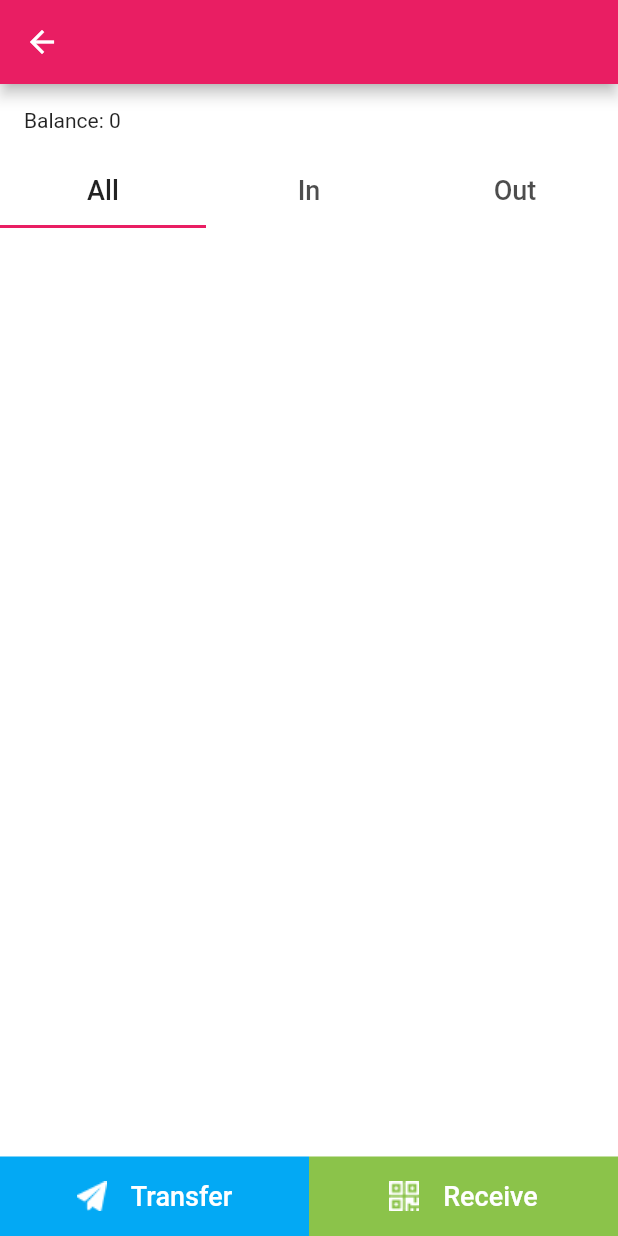
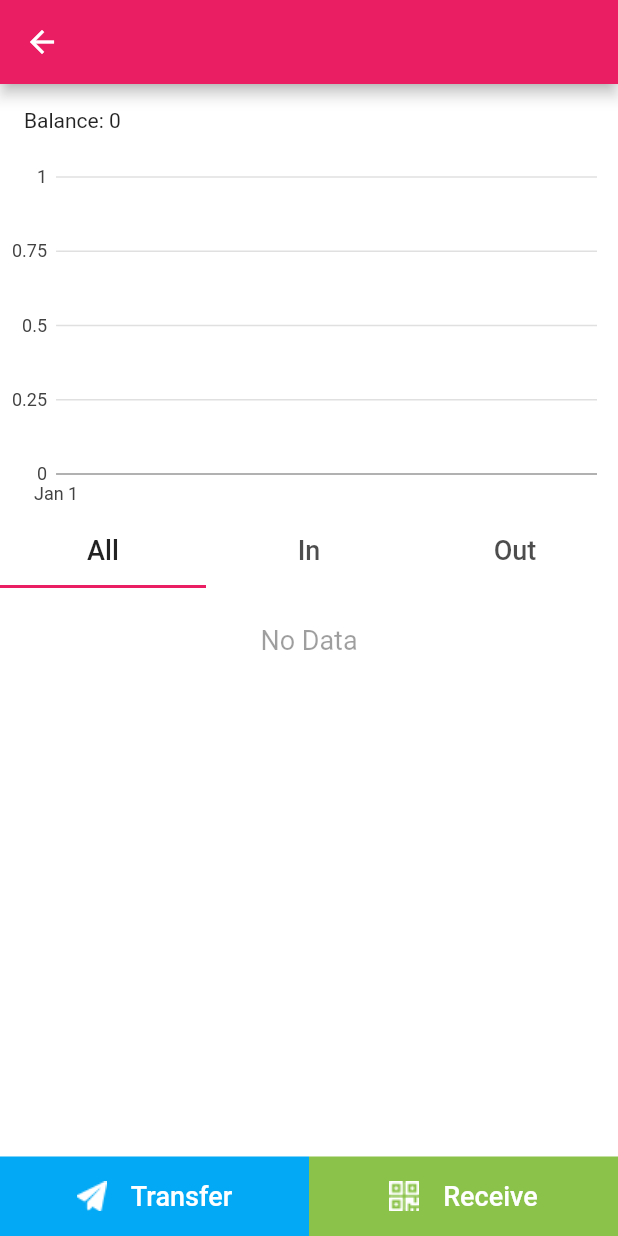
Before and after one commit to polkawallet-io/polkawallet-flutter, a Flutter app: the AssetPage screen opened by its route, on a phone screen of 412 x 824 dp. Run offline on Flutter 3.47's test engine with Material 2 defaults, Android fonts, the phone set to English and light mode, and no system bars; our stand-ins replace charts_flutter, flutter_mobx, mobx, package_info, permission_handler, qr_flutter and 1 more; missing offline and left inert: flutter_qr_reader, flutter_webview_plugin; accounts and stored records are empty; generated files the repository leaves out were written again.

Commit message:
add balance history chart

```diff
--- a/lib/page/assets/secondary/asset/asset.dart
+++ b/lib/page/assets/secondary/asset/asset.dart
@@ -1,6 +1,7 @@
 import 'package:flutter/cupertino.dart';
 import 'package:flutter/material.dart';
 import 'package:flutter_mobx/flutter_mobx.dart';
+import 'package:polka_wallet/page/assets/secondary/asset/assetChart.dart';
 import 'package:polka_wallet/store/account.dart';
 import 'package:polka_wallet/store/assets.dart';
 import 'package:polka_wallet/store/settings.dart';
@@ -39,6 +40,22 @@ class _AssetPageState extends State<AssetPage>
   }
 
   List<Widget> _buildTxList(BuildContext context) {
+    if (accountStore.assetsState.txsView.length == 0) {
+      return [
+        Row(
+          mainAxisAlignment: MainAxisAlignment.center,
+          children: <Widget>[
+            Padding(
+              padding: EdgeInsets.all(24),
+              child: Text(
+                'No Data',
+                style: TextStyle(fontSize: 18, color: Colors.black38),
+              ),
+            )
+          ],
+        )
+      ];
+    }
     int decimals = settingsStore.networkState.tokenDecimals;
     String symbol = settingsStore.networkState.tokenSymbol;
     Map<int, BlockData> blockMap = accountStore.assetsState.blockMap;
@@ -53,7 +70,7 @@ class _AssetPageState extends State<AssetPage>
                 title: Text(i.id),
                 subtitle: Text(blockMap[i.block] == null
                     ? 'time'
-                    : blockMap[i.block].time),
+                    : blockMap[i.block].time.toString().split('.')[0]),
                 trailing: Container(
                   width: 110,
                   child: Row(
@@ -79,7 +96,8 @@ class _AssetPageState extends State<AssetPage>
   }
 
   @override
-  Widget build(BuildContext context) {
+  Widget build(BuildContext context) => Observer(
+        builder: (_) {
           final Map<String, String> dic = I18n.of(context).assets;
           final List<Tab> _myTabs = <Tab>[
             Tab(text: dic['all']),
@@ -89,8 +107,10 @@ class _AssetPageState extends State<AssetPage>
 
           String balance = Fmt.balance(accountStore.assetsState.balance);
 
-    return Observer(
-        builder: (_) => Scaffold(
+          List<Map<String, dynamic>> balanceHistory =
+              accountStore.assetsState.balanceHistory;
+          print(balanceHistory);
+          return Scaffold(
             appBar: AppBar(
               title: Text(settingsStore.networkState.tokenSymbol),
               centerTitle: true,
@@ -105,6 +125,10 @@ class _AssetPageState extends State<AssetPage>
                         Padding(
                           padding: EdgeInsets.all(16),
                           child: Text('${dic['balance']}: $balance'),
+                        ),
+                        Container(
+                          height: 240,
+                          child: AssetChart.withData(balanceHistory),
                         ),
                         TabBar(
                           labelColor: Colors.black87,
@@ -181,6 +205,7 @@ class _AssetPageState extends State<AssetPage>
                 )
               ],
             ),
-            ));
+          );
+        },
+      );
 }
-}
--- /dev/null
+++ b/lib/page/assets/secondary/asset/assetChart.dart
@@ -0,0 +1,38 @@
+import 'package:flutter/cupertino.dart';
+import 'package:charts_flutter/flutter.dart' as charts;
+
+class AssetChart extends StatelessWidget {
+  AssetChart(this.data, {this.animate});
+
+  final List<charts.Series> data;
+  final bool animate;
+
+  factory AssetChart.withData(List<Map<String, dynamic>> ls) {
+    return new AssetChart(
+      _formatData(ls),
+      // Disable animations for image tests.
+      animate: false,
+    );
+  }
+
+  static List<charts.Series<Map<String, dynamic>, DateTime>> _formatData(
+      List<Map<String, dynamic>> ls) {
+    return [
+      new charts.Series<Map<String, dynamic>, DateTime>(
+        id: 'asset',
+        colorFn: (_, __) => charts.MaterialPalette.pink.shadeDefault,
+        domainFn: (Map<String, dynamic> item, _) => item['time'],
+        measureFn: (Map<String, dynamic> item, _) => item['value'],
+        data: ls,
+      )
+    ];
+  }
+
+  @override
+  Widget build(BuildContext context) {
+    return new charts.TimeSeriesChart(
+      data,
+      dateTimeFactory: const charts.LocalDateTimeFactory(),
+    );
+  }
+}
--- a/lib/page/assets/secondary/transfer/detail.dart
+++ b/lib/page/assets/secondary/transfer/detail.dart
@@ -52,7 +52,9 @@ class TransferDetail extends StatelessWidget {
               ),
               Padding(
                 padding: EdgeInsets.only(top: 8, bottom: 32),
-                child: Text(block != null ? block.time : 'datetime'),
+                child: Text(block != null
+                    ? block.time.toString().split('.')[0]
+                    : 'datetime'),
               ),
             ],
           ),
--- a/pubspec.yaml
+++ b/pubspec.yaml
@@ -42,6 +42,8 @@ dependencies:
   permission_handler:
   # PackageInfo
   package_info:
+  # charts
+  charts_flutter:
 
 dev_dependencies:
   flutter_launcher_icons: "^0.7.3"
```
Also changed, not shown: lib/page/assets/assets.dart (+13 -1 lines), lib/store/assets.dart (+19 -6 lines), lib/store/assets.g.dart. Lines whose indentation alone changed are shown as unchanged.
